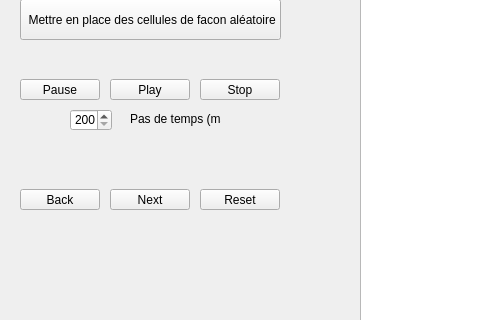
The window that CellulUT/fenetrejeu.ui (biauxflo/LO21) describes before a commit, drawn with Qt 5; both pictures show x 0 to 480 and y 221 to 541 of the 1280 by 720 pixel window.
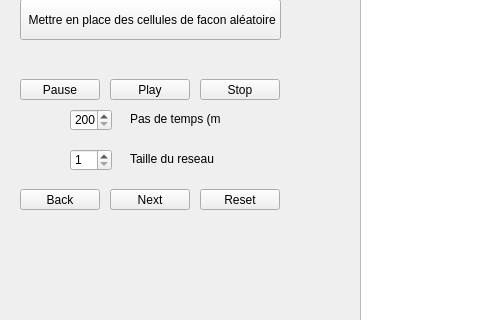
The same window after the commit.

Diff of the .ui file:
```diff
--- a/CellulUT/fenetrejeu.ui
+++ b/CellulUT/fenetrejeu.ui
@@ -181,6 +181,35 @@
      <string>Configurer la simulation</string>
     </property>
    </widget>
+   <widget class="QSpinBox" name="dimBox">
+    <property name="geometry">
+     <rect>
+      <x>70</x>
+      <y>370</y>
+      <width>42</width>
+      <height>22</height>
+     </rect>
+    </property>
+    <property name="minimum">
+     <number>1</number>
+    </property>
+    <property name="maximum">
+     <number>100</number>
+    </property>
+   </widget>
+   <widget class="QLabel" name="label_3">
+    <property name="geometry">
+     <rect>
+      <x>130</x>
+      <y>370</y>
+      <width>91</width>
+      <height>20</height>
+     </rect>
+    </property>
+    <property name="text">
+     <string>Taille du reseau</string>
+    </property>
+   </widget>
   </widget>
   <widget class="QMenuBar" name="menubar">
    <property name="geometry">
```
Left out of the diff: 3 changed lines with no effect on the pictures.
